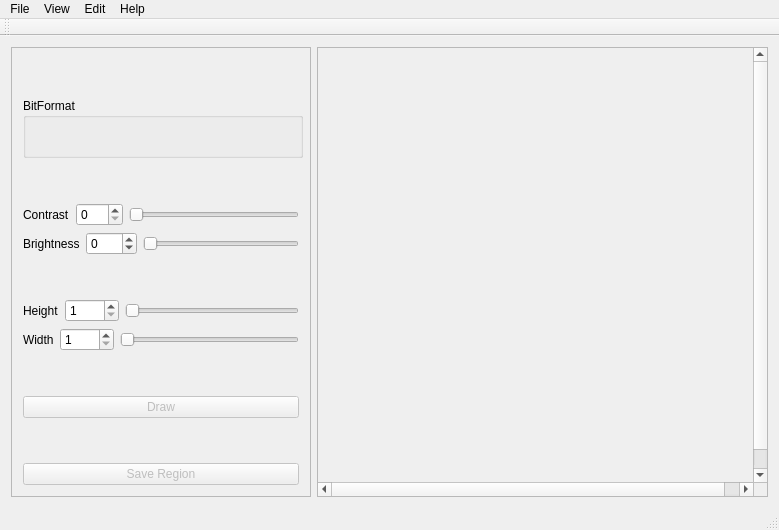
This is mainwindow.ui in ElfoLiNk/ImageStenography as Qt 5 draws it before an edit. The edited form follows.
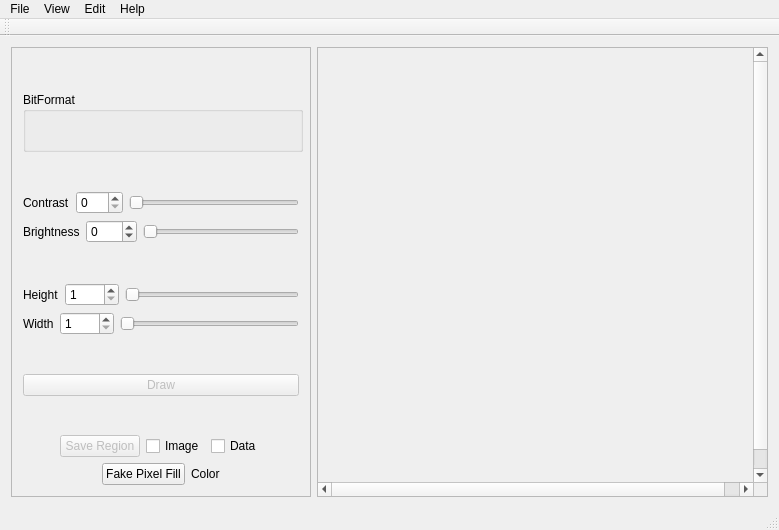
This is the edited form.

Commit message: color to fill image and fixes to grab region

Diff of the .ui file:
```diff
--- a/mainwindow.ui
+++ b/mainwindow.ui
@@ -35,96 +35,8 @@
       <property name="frameShadow">
        <enum>QFrame::Raised</enum>
       </property>
-      <layout class="QGridLayout" name="gridLayout">
-       <item row="4" column="0">
-        <layout class="QHBoxLayout" name="horizontalLayout">
-         <item>
-          <widget class="QLabel" name="contrastLabel">
-           <property name="text">
-            <string>Contrast</string>
-           </property>
-          </widget>
-         </item>
-         <item>
-          <widget class="QSpinBox" name="contrastSpinBox">
-           <property name="maximum">
-            <number>100</number>
-           </property>
-          </widget>
-         </item>
-         <item>
-          <widget class="QSlider" name="contrastSlider">
-           <property name="maximum">
-            <number>100</number>
-           </property>
-           <property name="orientation">
-            <enum>Qt::Horizontal</enum>
-           </property>
-          </widget>
-         </item>
-        </layout>
-       </item>
-       <item row="3" column="0">
-        <spacer name="verticalSpacer">
-         <property name="orientation">
-          <enum>Qt::Vertical</enum>
-         </property>
-         <property name="sizeHint" stdset="0">
-          <size>
-           <width>20</width>
-           <height>40</height>
-          </size>
-         </property>
-        </spacer>
-       </item>
-       <item row="6" column="0">
-        <spacer name="verticalSpacer_3">
-         <property name="orientation">
-          <enum>Qt::Vertical</enum>
-         </property>
-         <property name="sizeHint" stdset="0">
-          <size>
-           <width>20</width>
-           <height>40</height>
-          </size>
-         </property>
-        </spacer>
-       </item>
-       <item row="7" column="0">
-        <layout class="QHBoxLayout" name="horizontalLayout_3">
-         <item>
-          <widget class="QLabel" name="heightLabel">
-           <property name="text">
-            <string>Height</string>
-           </property>
-          </widget>
-         </item>
-         <item>
-          <widget class="QSpinBox" name="heightSpinBox">
-           <property name="minimum">
-            <number>1</number>
-           </property>
-           <property name="maximum">
-            <number>9999</number>
-           </property>
-          </widget>
-         </item>
-         <item>
-          <widget class="QSlider" name="heightSlider">
-           <property name="minimum">
-            <number>1</number>
-           </property>
-           <property name="maximum">
-            <number>9999</number>
-           </property>
-           <property name="orientation">
-            <enum>Qt::Horizontal</enum>
-           </property>
-          </widget>
-         </item>
-        </layout>
-       </item>
-       <item row="0" column="0">
+      <layout class="QVBoxLayout" name="verticalLayout">
+       <item>
         <spacer name="verticalSpacer_2">
          <property name="orientation">
           <enum>Qt::Vertical</enum>
@@ -137,111 +49,7 @@
          </property>
         </spacer>
        </item>
-       <item row="5" column="0">
-        <layout class="QHBoxLayout" name="horizontalLayout_2">
-         <item>
-          <widget class="QLabel" name="brightnessLabel">
-           <property name="text">
-            <string>Brightness</string>
-           </property>
-          </widget>
-         </item>
-         <item>
-          <widget class="QSpinBox" name="brightnessSpinBox">
-           <property name="minimum">
-            <number>-255</number>
-           </property>
-           <property name="maximum">
-            <number>255</number>
-           </property>
-          </widget>
-         </item>
-         <item>
-          <widget class="QSlider" name="brightnessSlider">
-           <property name="minimum">
-            <number>0</number>
-           </property>
-           <property name="maximum">
-            <number>100</number>
-           </property>
-           <property name="orientation">
-            <enum>Qt::Horizontal</enum>
-           </property>
-          </widget>
-         </item>
-        </layout>
-       </item>
-       <item row="10" column="0">
-        <widget class="QPushButton" name="drawPushButton">
-         <property name="enabled">
-          <bool>false</bool>
-         </property>
-         <property name="text">
-          <string>Draw</string>
-         </property>
-        </widget>
-       </item>
-       <item row="9" column="0">
-        <spacer name="verticalSpacer_5">
-         <property name="orientation">
-          <enum>Qt::Vertical</enum>
-         </property>
-         <property name="sizeHint" stdset="0">
-          <size>
-           <width>20</width>
-           <height>40</height>
-          </size>
-         </property>
-        </spacer>
-       </item>
-       <item row="8" column="0">
-        <layout class="QHBoxLayout" name="horizontalLayout_4">
-         <item>
-          <widget class="QLabel" name="widthLabel">
-           <property name="text">
-            <string>Width</string>
-           </property>
-          </widget>
-         </item>
-         <item>
-          <widget class="QSpinBox" name="widthSpinBox">
-           <property name="minimum">
-            <number>1</number>
-           </property>
-           <property name="maximum">
-            <number>9999</number>
-           </property>
-          </widget>
-         </item>
-         <item>
-          <widget class="QSlider" name="widthSlider">
-           <property name="minimum">
-            <number>1</number>
-           </property>
-           <property name="maximum">
-            <number>9999</number>
-           </property>
-           <property name="orientation">
-            <enum>Qt::Horizontal</enum>
-           </property>
-          </widget>
-         </item>
-        </layout>
-       </item>
-       <item row="11" column="0">
-        <spacer name="verticalSpacer_4">
-         <property name="orientation">
-          <enum>Qt::Vertical</enum>
-         </property>
-         <property name="sizeHint" stdset="0">
-          <size>
-           <width>20</width>
-           <height>40</height>
-          </size>
-         </property>
-        </spacer>
-       </item>
-       <item row="2" column="0">
+       <item>
         <widget class="QGroupBox" name="bitGroupBox">
          <property name="minimumSize">
           <size>
@@ -337,16 +145,296 @@
          </widget>
         </widget>
        </item>
-       <item row="12" column="0">
-        <widget class="QPushButton" name="saveAreaButton">
+       <item>
+        <spacer name="verticalSpacer">
+         <property name="orientation">
+          <enum>Qt::Vertical</enum>
+         </property>
+         <property name="sizeHint" stdset="0">
+          <size>
+           <width>20</width>
+           <height>40</height>
+          </size>
+         </property>
+        </spacer>
+       </item>
+       <item>
+        <layout class="QHBoxLayout" name="horizontalLayout">
+         <item>
+          <widget class="QLabel" name="contrastLabel">
+           <property name="text">
+            <string>Contrast</string>
+           </property>
+          </widget>
+         </item>
+         <item>
+          <widget class="QSpinBox" name="contrastSpinBox">
+           <property name="maximum">
+            <number>100</number>
+           </property>
+          </widget>
+         </item>
+         <item>
+          <widget class="QSlider" name="contrastSlider">
+           <property name="maximum">
+            <number>100</number>
+           </property>
+           <property name="orientation">
+            <enum>Qt::Horizontal</enum>
+           </property>
+          </widget>
+         </item>
+        </layout>
+       </item>
+       <item>
+        <layout class="QHBoxLayout" name="horizontalLayout_2">
+         <item>
+          <widget class="QLabel" name="brightnessLabel">
+           <property name="text">
+            <string>Brightness</string>
+           </property>
+          </widget>
+         </item>
+         <item>
+          <widget class="QSpinBox" name="brightnessSpinBox">
+           <property name="minimum">
+            <number>-255</number>
+           </property>
+           <property name="maximum">
+            <number>255</number>
+           </property>
+          </widget>
+         </item>
+         <item>
+          <widget class="QSlider" name="brightnessSlider">
+           <property name="minimum">
+            <number>0</number>
+           </property>
+           <property name="maximum">
+            <number>100</number>
+           </property>
+           <property name="orientation">
+            <enum>Qt::Horizontal</enum>
+           </property>
+          </widget>
+         </item>
+        </layout>
+       </item>
+       <item>
+        <spacer name="verticalSpacer_3">
+         <property name="orientation">
+          <enum>Qt::Vertical</enum>
+         </property>
+         <property name="sizeHint" stdset="0">
+          <size>
+           <width>20</width>
+           <height>40</height>
+          </size>
+         </property>
+        </spacer>
+       </item>
+       <item>
+        <layout class="QHBoxLayout" name="horizontalLayout_3">
+         <item>
+          <widget class="QLabel" name="heightLabel">
+           <property name="text">
+            <string>Height</string>
+           </property>
+          </widget>
+         </item>
+         <item>
+          <widget class="QSpinBox" name="heightSpinBox">
+           <property name="minimum">
+            <number>1</number>
+           </property>
+           <property name="maximum">
+            <number>9999</number>
+           </property>
+          </widget>
+         </item>
+         <item>
+          <widget class="QSlider" name="heightSlider">
+           <property name="minimum">
+            <number>1</number>
+           </property>
+           <property name="maximum">
+            <number>9999</number>
+           </property>
+           <property name="orientation">
+            <enum>Qt::Horizontal</enum>
+           </property>
+          </widget>
+         </item>
+        </layout>
+       </item>
+       <item>
+        <layout class="QHBoxLayout" name="horizontalLayout_4">
+         <item>
+          <widget class="QLabel" name="widthLabel">
+           <property name="text">
+            <string>Width</string>
+           </property>
+          </widget>
+         </item>
+         <item>
+          <widget class="QSpinBox" name="widthSpinBox">
+           <property name="minimum">
+            <number>1</number>
+           </property>
+           <property name="maximum">
+            <number>9999</number>
+           </property>
+          </widget>
+         </item>
+         <item>
+          <widget class="QSlider" name="widthSlider">
+           <property name="minimum">
+            <number>1</number>
+           </property>
+           <property name="maximum">
+            <number>9999</number>
+           </property>
+           <property name="orientation">
+            <enum>Qt::Horizontal</enum>
+           </property>
+          </widget>
+         </item>
+        </layout>
+       </item>
+       <item>
+        <spacer name="verticalSpacer_5">
+         <property name="orientation">
+          <enum>Qt::Vertical</enum>
+         </property>
+         <property name="sizeHint" stdset="0">
+          <size>
+           <width>20</width>
+           <height>40</height>
+          </size>
+         </property>
+        </spacer>
+       </item>
+       <item>
+        <widget class="QPushButton" name="drawPushButton">
          <property name="enabled">
           <bool>false</bool>
          </property>
          <property name="text">
-          <string>Save Region</string>
+          <string>Draw</string>
          </property>
         </widget>
        </item>
+       <item>
+        <spacer name="verticalSpacer_4">
+         <property name="orientation">
+          <enum>Qt::Vertical</enum>
+         </property>
+         <property name="sizeHint" stdset="0">
+          <size>
+           <width>20</width>
+           <height>40</height>
+          </size>
+         </property>
+        </spacer>
+       </item>
+       <item>
+        <layout class="QHBoxLayout" name="horizontalLayout_8">
+         <item>
+          <spacer name="horizontalSpacer_2">
+           <property name="orientation">
+            <enum>Qt::Horizontal</enum>
+           </property>
+           <property name="sizeHint" stdset="0">
+            <size>
+             <width>40</width>
+             <height>20</height>
+            </size>
+           </property>
+          </spacer>
+         </item>
+         <item>
+          <widget class="QPushButton" name="saveAreaButton">
+           <property name="enabled">
+            <bool>false</bool>
+           </property>
+           <property name="text">
+            <string>Save Region</string>
+           </property>
+          </widget>
+         </item>
+         <item>
+          <widget class="QCheckBox" name="imageCheckBox">
+           <property name="text">
+            <string>Image</string>
+           </property>
+          </widget>
+         </item>
+         <item>
+          <widget class="QCheckBox" name="dataCheckBox">
+           <property name="text">
+            <string>Data</string>
+           </property>
+          </widget>
+         </item>
+         <item>
+          <spacer name="horizontalSpacer_3">
+           <property name="orientation">
+            <enum>Qt::Horizontal</enum>
+           </property>
+           <property name="sizeHint" stdset="0">
+            <size>
+             <width>40</width>
+             <height>20</height>
+            </size>
+           </property>
+          </spacer>
+         </item>
+        </layout>
+       </item>
+       <item>
+        <layout class="QHBoxLayout" name="horizontalLayout_6">
+         <item>
+          <spacer name="horizontalSpacer">
+           <property name="orientation">
+            <enum>Qt::Horizontal</enum>
+           </property>
+           <property name="sizeHint" stdset="0">
+            <size>
+             <width>40</width>
+             <height>20</height>
+            </size>
+           </property>
+          </spacer>
+         </item>
+         <item>
+          <widget class="QPushButton" name="pixelFillpushButton">
+           <property name="text">
+            <string>Fake Pixel Fill</string>
+           </property>
+          </widget>
+         </item>
+         <item>
+          <widget class="QLabel" name="colorLabel">
+           <property name="text">
+            <string>Color</string>
+           </property>
+          </widget>
+         </item>
+         <item>
+          <spacer name="horizontalSpacer_4">
+           <property name="orientation">
+            <enum>Qt::Horizontal</enum>
+           </property>
+           <property name="sizeHint" stdset="0">
+            <size>
+             <width>40</width>
+             <height>20</height>
+            </size>
+           </property>
+          </spacer>
+         </item>
+        </layout>
+       </item>
       </layout>
      </widget>
     </item>
```
Left out of the diff: 164 changed lines with no effect on the pictures. The commit also changes 3 other files.
